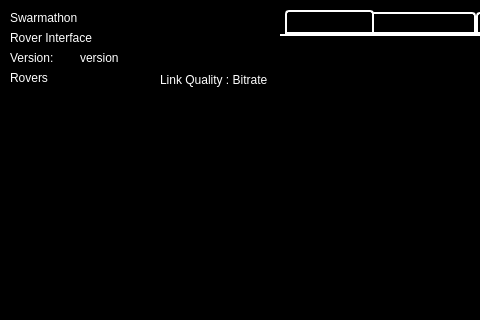
Above: src/rover_gui_plugin.ui from BCLab-UNM/SwarmathonIV-Cabrillo-Public before the change; both pictures show x 0 to 480 and y 0 to 320 of the 1100 by 725 pixel window. Below: the same form after it.
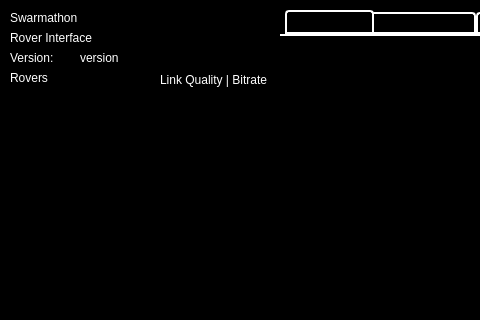
That is the form after the change. Icons and pictures are not drawn. Custom widgets are drawn as their Qt base class.

Commit message: Changed : to | as data separator

```diff
--- a/src/rover_gui_plugin.ui
+++ b/src/rover_gui_plugin.ui
@@ -2414,7 +2414,7 @@
     <string notr="true">font: 63 8pt &quot;Ubuntu&quot;;</string>
    </property>
    <property name="text">
-    <string>&lt;html&gt;&lt;head/&gt;&lt;body&gt;&lt;p&gt;&lt;span style=&quot; font-size:9pt; color:#ffffff;&quot;&gt;Link Quality : Bitrate&lt;/span&gt;&lt;/p&gt;&lt;/body&gt;&lt;/html&gt;</string>
+    <string>&lt;html&gt;&lt;head/&gt;&lt;body&gt;&lt;p&gt;&lt;span style=&quot; font-size:9pt; color:#ffffff;&quot;&gt;Link Quality | Bitrate&lt;/span&gt;&lt;/p&gt;&lt;/body&gt;&lt;/html&gt;</string>
    </property>
   </widget>
  </widget>
```
